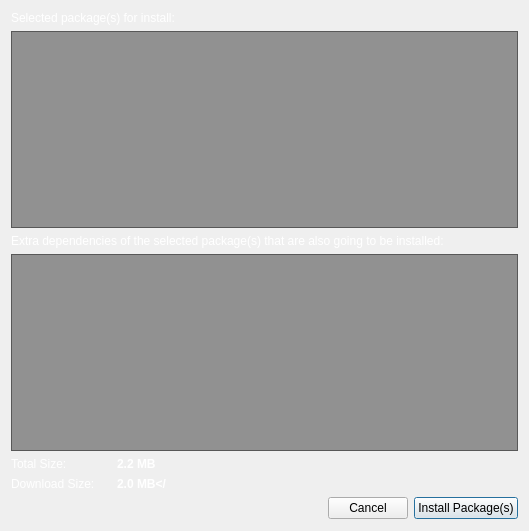
First picture: the form in kde/package-manager/manager/ui/basketdialog.ui, repository pars-linux/uludag, before the edit.
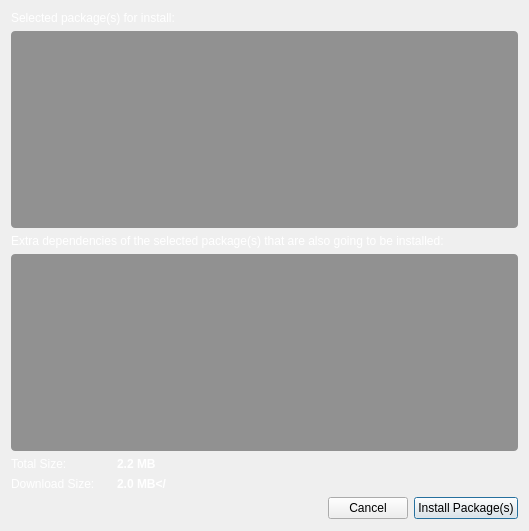
Second picture: the form after the edit. Custom widgets are drawn as their Qt base class.

What changed in the file:
```diff
--- a/kde/package-manager/manager/ui/basketdialog.ui
+++ b/kde/package-manager/manager/ui/basketdialog.ui
@@ -14,7 +14,41 @@
    <string>Basket</string>
   </property>
   <property name="styleSheet">
-   <string notr="true">QWidget { color:white; }</string>
+   <string notr="true">QWidget { color:white; }
+QScrollBar:vertical {
+        width: 12px;
+        margin: 16px 0 16px 0;
+        background-color: rgba(255, 255, 255, 0);
+}
+
+QScrollBar::handle:vertical {
+        min-height: 12px;
+        background-color: rgba(255,255,255, 100);
+        border: 0px solid rgba(255, 255, 255, 50);
+        border-radius: 3px;
+        padding:3px;
+}
+QScrollBar::handle:vertical:hover {
+        min-height: 12px;
+        background-color: rgba(255,255,255, 100);                                                                                                                                                                                                  border: 0px solid rgba(255, 255, 255, 50);
+        border-radius: 3px;
+}
+QScrollBar::add-line:vertical {
+        border: 0px;
+        height: 16px;
+        subcontrol-position: bottom;
+        subcontrol-origin: margin;
+        background: transparent;
+}
+QScrollBar::sub-line:vertical {
+        border: 0px;
+        height: 16px;
+        subcontrol-position: top;
+        subcontrol-origin: margin;
+        background: transparent;
+}
+QScrollBar::up-arrow:vertical { background:none; }
+QScrollBar::down-arrow:vertical { background:none; }</string>
   </property>
   <layout class="QGridLayout" name="gridLayout">
    <item row="0" column="0" colspan="5">
@@ -33,7 +67,8 @@
       </size>
      </property>
      <property name="styleSheet">
-      <string notr="true">background-color:rgba(0,0,0,100);</string>
+      <string notr="true">background-color:rgba(0,0,0,100);
+border-radius:4px;</string>
      </property>
      <property name="frameShadow">
       <enum>QFrame::Plain</enum>
@@ -101,7 +136,8 @@
       </size>
      </property>
      <property name="styleSheet">
-      <string notr="true">background-color:rgba(0,0,0,100);</string>
+      <string notr="true">background-color:rgba(0,0,0,100);
+border-radius:4px;</string>
      </property>
      <property name="frameShadow">
       <enum>QFrame::Plain</enum>
```
Left out of the diff: 9 changed lines with no effect on the pictures.
